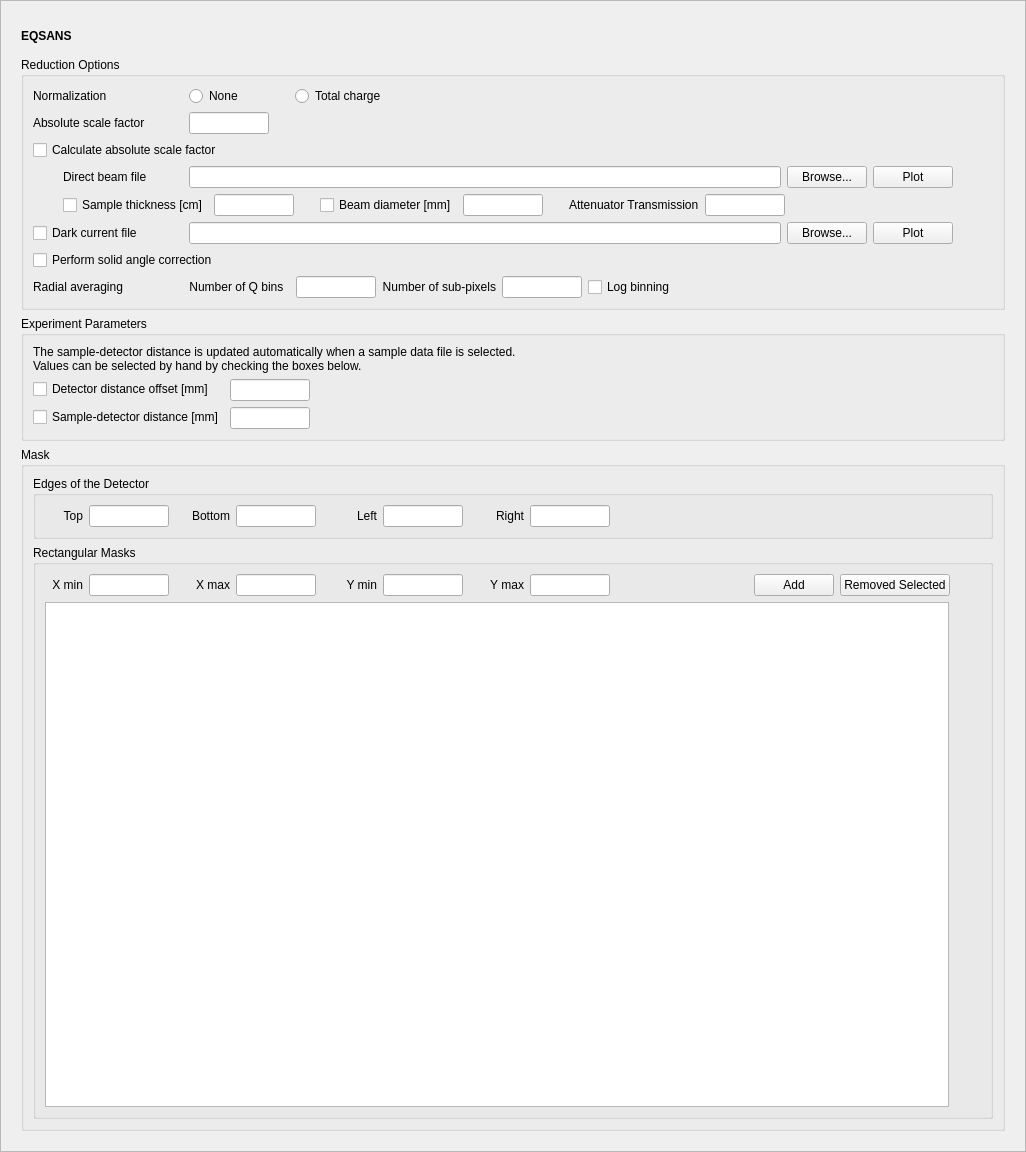
Before: the Qt Designer form Code/Mantid/scripts/Interface/ui/sans/eqsans_instrument.ui in mantidproject/mantid, drawn with Qt 5.
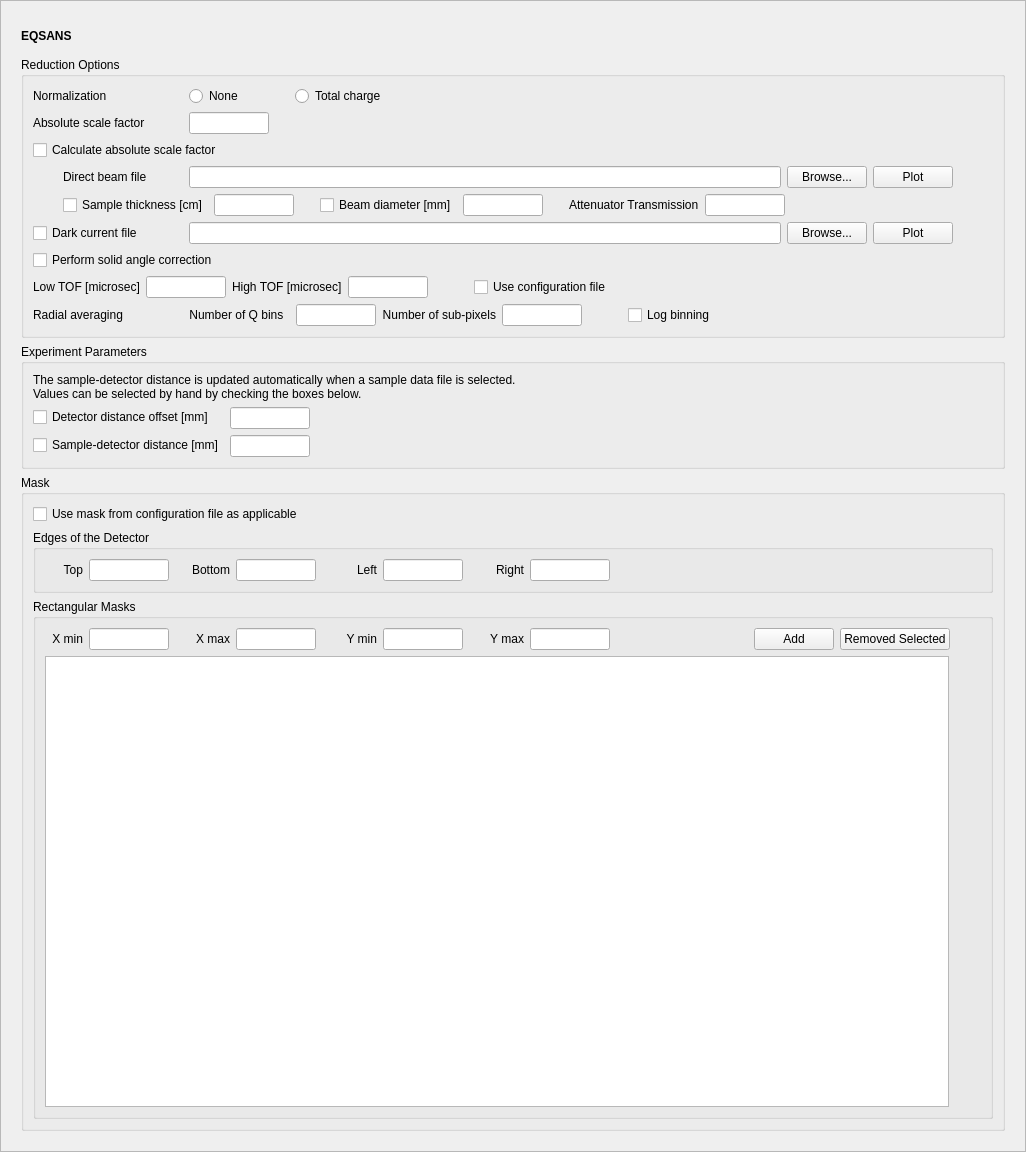
After: the same form once the commit is applied.

What changed in the file:
```diff
--- a/Code/Mantid/scripts/Interface/ui/sans/eqsans_instrument.ui
+++ b/Code/Mantid/scripts/Interface/ui/sans/eqsans_instrument.ui
@@ -667,6 +667,113 @@
             </item>
            </layout>
           </item>
+          <item>
+           <layout class="QHBoxLayout" name="horizontalLayout_12">
+            <item>
+             <widget class="QLabel" name="low_tof_label">
+              <property name="text">
+               <string>Low TOF [microsec]</string>
+              </property>
+             </widget>
+            </item>
+            <item>
+             <widget class="QLineEdit" name="low_tof_edit">
+              <property name="sizePolicy">
+               <sizepolicy hsizetype="Fixed" vsizetype="Fixed">
+                <horstretch>0</horstretch>
+                <verstretch>0</verstretch>
+               </sizepolicy>
+              </property>
+              <property name="minimumSize">
+               <size>
+                <width>80</width>
+                <height>0</height>
+               </size>
+              </property>
+              <property name="maximumSize">
+               <size>
+                <width>80</width>
+                <height>16777215</height>
+               </size>
+              </property>
+              <property name="toolTip">
+               <string>Enter TOF range to discard at the low end of the TOF spectrum.</string>
+              </property>
+             </widget>
+            </item>
+            <item>
+             <widget class="QLabel" name="high_tof_label">
+              <property name="text">
+               <string>High TOF [microsec]</string>
+              </property>
+             </widget>
+            </item>
+            <item>
+             <widget class="QLineEdit" name="high_tof_edit">
+              <property name="sizePolicy">
+               <sizepolicy hsizetype="Fixed" vsizetype="Fixed">
+                <horstretch>0</horstretch>
+                <verstretch>0</verstretch>
+               </sizepolicy>
+              </property>
+              <property name="minimumSize">
+               <size>
+                <width>80</width>
+                <height>0</height>
+               </size>
+              </property>
+              <property name="maximumSize">
+               <size>
+                <width>80</width>
+                <height>16777215</height>
+               </size>
+              </property>
+              <property name="toolTip">
+               <string>Enter TOF range to discard at the high end of the TOF spectrum.</string>
+              </property>
+             </widget>
+            </item>
+            <item>
+             <spacer name="horizontalSpacer_15">
+              <property name="orientation">
+               <enum>Qt::Horizontal</enum>
+              </property>
+              <property name="sizeType">
+               <enum>QSizePolicy::Fixed</enum>
+              </property>
+              <property name="sizeHint" stdset="0">
+               <size>
+                <width>40</width>
+                <height>20</height>
+               </size>
+              </property>
+             </spacer>
+            </item>
+            <item>
+             <widget class="QCheckBox" name="tof_cut_chk">
+              <property name="toolTip">
+               <string>Check to use to TOF cut information from the configuration file, as applicable.</string>
+              </property>
+              <property name="text">
+               <string>Use configuration file</string>
+              </property>
+             </widget>
+            </item>
+            <item>
+             <spacer name="horizontalSpacer_16">
+              <property name="orientation">
+               <enum>Qt::Horizontal</enum>
+              </property>
+              <property name="sizeHint" stdset="0">
+               <size>
+                <width>40</width>
+                <height>20</height>
+               </size>
+              </property>
+             </spacer>
+            </item>
+           </layout>
+          </item>
           <item>
            <layout class="QHBoxLayout" name="horizontalLayout_9">
             <item>
@@ -790,6 +897,22 @@
               </property>
              </widget>
             </item>
+            <item>
+             <spacer name="horizontalSpacer_17">
+              <property name="orientation">
+               <enum>Qt::Horizontal</enum>
+              </property>
+              <property name="sizeType">
+               <enum>QSizePolicy::Fixed</enum>
+              </property>
+              <property name="sizeHint" stdset="0">
+               <size>
+                <width>40</width>
+                <height>20</height>
+               </size>
+              </property>
+             </spacer>
+            </item>
             <item>
              <widget class="QCheckBox" name="log_binning_radio">
               <property name="sizePolicy">
@@ -994,6 +1117,16 @@
           <string>Mask</string>
          </property>
          <layout class="QVBoxLayout" name="verticalLayout_2">
+          <item>
+           <widget class="QCheckBox" name="config_mask_chk">
+            <property name="toolTip">
+             <string>Select to mask detectors as specified in the configuration file, as applicable.</string>
+            </property>
+            <property name="text">
+             <string>Use mask from configuration file as applicable</string>
+            </property>
+           </widget>
+          </item>
           <item>
            <widget class="QGroupBox" name="reduction_options_groupbox">
             <property name="sizePolicy">
```
